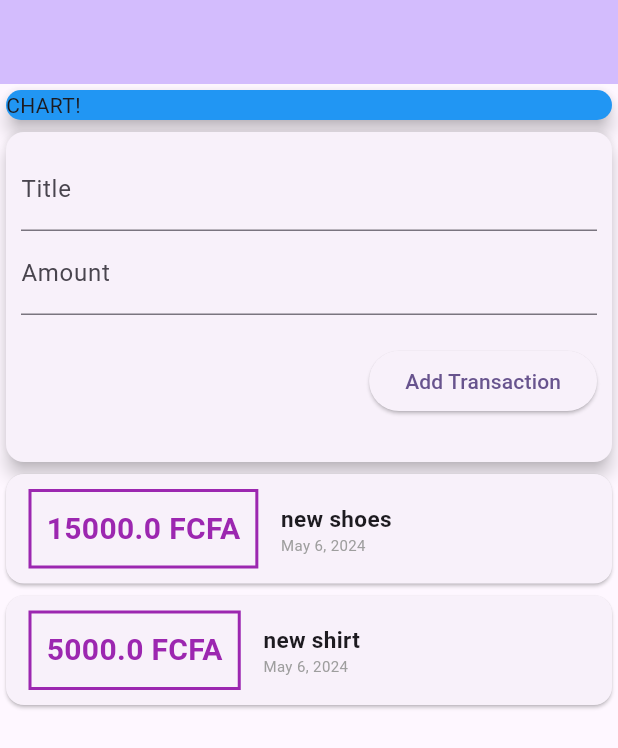
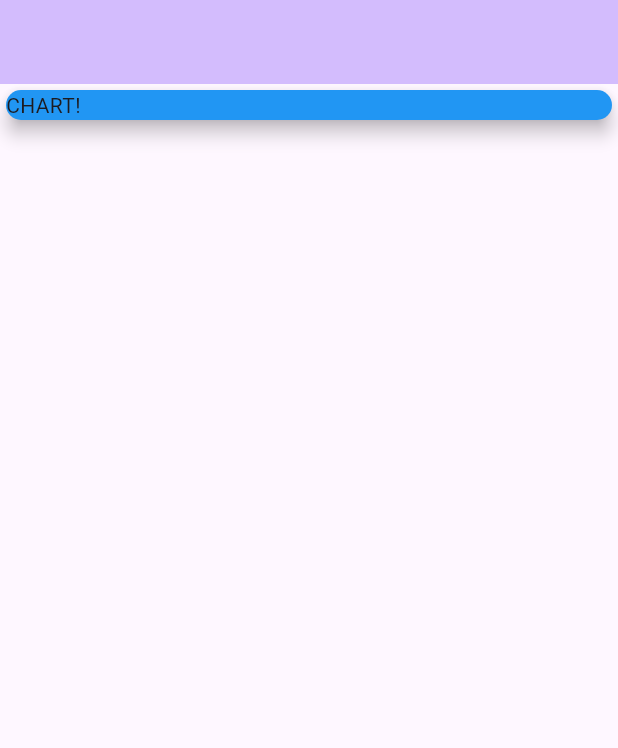
Before and after one commit to nelsonludo/expense_tracker, a Flutter app: the screen it shows after launch, on a phone screen of 412 x 824 dp. Shown: the top 748 px of the screen. Run offline on Flutter 3.47's test engine with Material 3 defaults, Android fonts, the phone set to English and light mode, and no system bars.

Commit message:
restruring done

```diff
--- a/lib/main.dart
+++ b/lib/main.dart
@@ -1,6 +1,4 @@
 import 'package:flutter/material.dart';
-import './transaction.dart';
-import 'package:intl/intl.dart';
 
 void main() {
   runApp(const MyApp());
@@ -23,17 +21,8 @@ class MyApp extends StatelessWidget {
 }
 
 class MyHomePage extends StatelessWidget {
-  final List<Transaction> transactions = [
-    Transaction(
-        id: "t1", title: "new shoes", amount: 15000, date: DateTime.now()),
-    Transaction(
-        id: "t2", title: "new shirt", amount: 5000, date: DateTime.now())
-  ];
   // String titleInput = '';
   // String amountInput = '';
-
-  final titleControler = TextEditingController();
-  final amountControler = TextEditingController();
 
   @override
   Widget build(BuildContext context) {
@@ -53,73 +42,6 @@ class MyHomePage extends StatelessWidget {
                 elevation: 5,
               ),
             ),
-            Card(
-                elevation: 5,
-                child: Container(
-                  padding: EdgeInsets.all(10),
-                  child: Column(
-                      crossAxisAlignment: CrossAxisAlignment.end,
-                      children: <Widget>[
-                        TextField(
-                          decoration: InputDecoration(labelText: 'Title'),
-                          controller: titleControler,
-                          // onChanged: (value) => titleInput = value,
-                        ),
-                        TextField(
-                          decoration: InputDecoration(labelText: 'Amount'),
-                          controller: amountControler,
-                          // onChanged: (value) => amountInput = value,
-                        ),
-                        Padding(
-                          padding: const EdgeInsets.symmetric(vertical: 20),
-                          child: ElevatedButton(
-                              onPressed: () {
-                                // print(titleInput);
-                                // print(amountInput);
-                                print(titleControler.text);
-                                print(amountControler.text);
-                              },
-                              child: Text('Add Transaction')),
-                        )
-                      ]),
-                )),
-            Column(
-              children: transactions.map((tx) {
-                return Card(
-                  child: Row(
-                    children: <Widget>[
-                      Container(
-                        margin:
-                            EdgeInsets.symmetric(vertical: 10, horizontal: 15),
-                        decoration: BoxDecoration(
-                            border: Border.all(color: Colors.purple, width: 2)),
-                        padding: EdgeInsets.all(10),
-                        child: Text(
-                          '${tx.amount} FCFA',
-                          style: TextStyle(
-                              fontWeight: FontWeight.bold,
-                              fontSize: 20,
-                              color: Colors.purple),
-                        ),
-                      ),
-                      Column(
-                        crossAxisAlignment: CrossAxisAlignment.start,
-                        children: <Widget>[
-                          Text(
-                            tx.title,
-                            style: TextStyle(
-                                fontSize: 15, fontWeight: FontWeight.bold),
-                          ),
-                          Text(DateFormat.yMMMd().format(tx.date),
-                              style:
-                                  TextStyle(fontSize: 10, color: Colors.grey)),
-                        ],
-                      )
-                    ],
-                  ),
-                );
-              }).toList(),
-            )
           ],
         ),
       ),
```
Also changed, not shown: lib/widgets/new_transaction.dart (added, +44 -0 lines), lib/widgets/transaction_list.dart (added, +49 -0 lines), lib/widgets/user_transactions.dart (added, +33 -0 lines), lib/models/transaction.dart (renamed from lib/transaction.dart).
